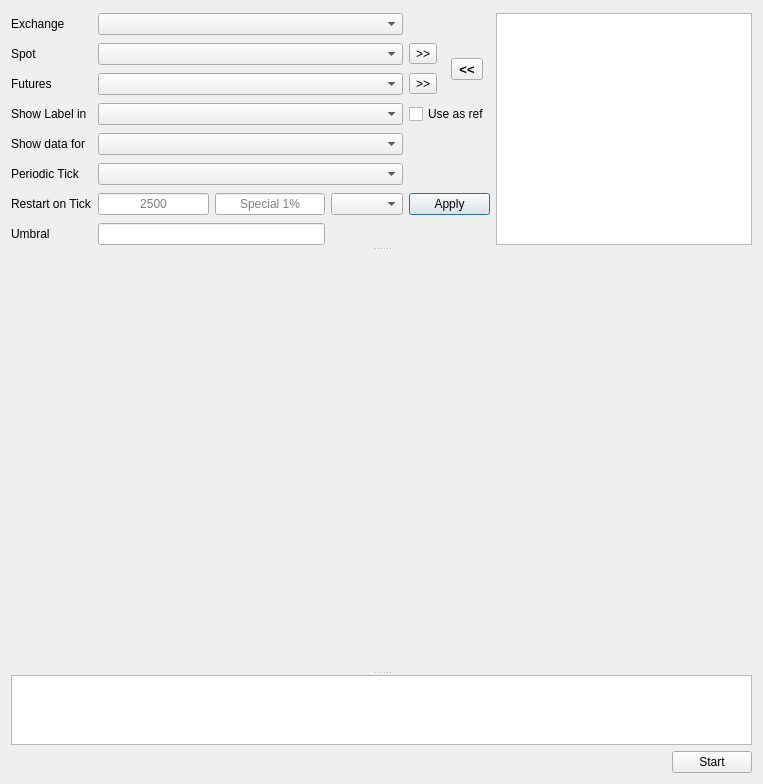
Above: ui/maindialog.ui from iamOgunyinka/octo-broccoli before the change. Below: the same form after it.
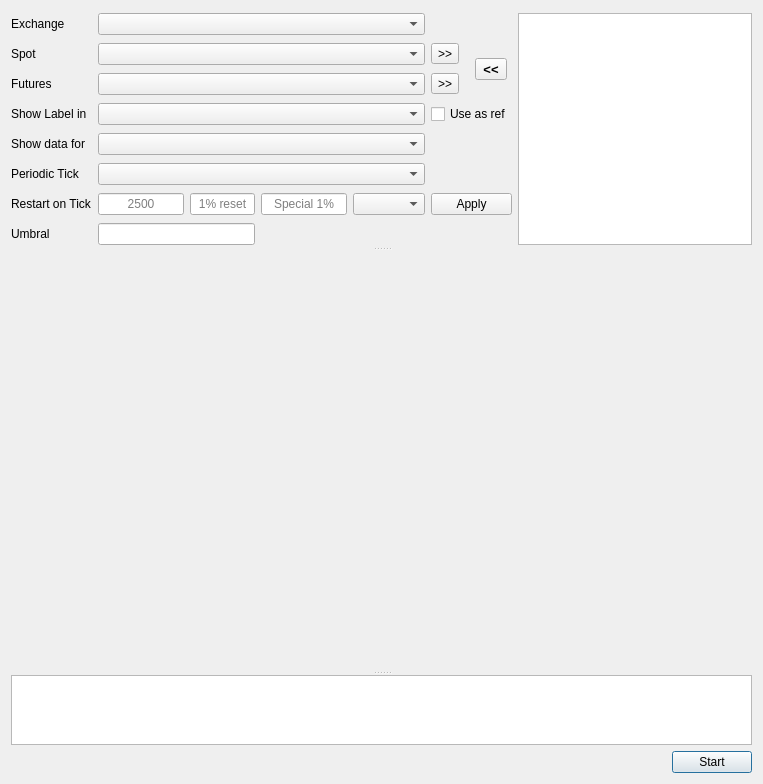
That is the form after the change. Custom widgets are drawn as their Qt base class.

```diff
--- a/ui/maindialog.ui
+++ b/ui/maindialog.ui
@@ -14,6 +14,26 @@
    <string>Korrelator</string>
   </property>
   <layout class="QGridLayout" name="gridLayout_2">
+   <item row="1" column="0">
+    <spacer name="horizontalSpacer">
+     <property name="orientation">
+      <enum>Qt::Horizontal</enum>
+     </property>
+     <property name="sizeHint" stdset="0">
+      <size>
+       <width>642</width>
+       <height>20</height>
+      </size>
+     </property>
+    </spacer>
+   </item>
+   <item row="1" column="1">
+    <widget class="QPushButton" name="startButton">
+     <property name="text">
+      <string>Start</string>
+     </property>
+    </widget>
+   </item>
    <item row="0" column="0" colspan="2">
     <widget class="QSplitter" name="splitter_2">
      <property name="orientation">
@@ -21,17 +41,7 @@
      </property>
      <widget class="QWidget" name="layoutWidget">
       <layout class="QGridLayout" name="gridLayout">
-       <item row="6" column="3" colspan="2">
-        <widget class="QComboBox" name="restartTickCombo"/>
-       </item>
-       <item row="4" column="0">
-        <widget class="QLabel" name="label_4">
-         <property name="text">
-          <string>Show data for</string>
-         </property>
-        </widget>
-       </item>
-       <item row="6" column="2">
+       <item row="6" column="4">
         <widget class="QLineEdit" name="specialLine">
          <property name="alignment">
           <set>Qt::AlignCenter</set>
@@ -41,6 +51,27 @@
          </property>
         </widget>
        </item>
+       <item row="1" column="8">
+        <widget class="QToolButton" name="spotNextButton">
+         <property name="text">
+          <string>&gt;&gt;</string>
+         </property>
+        </widget>
+       </item>
+       <item row="7" column="1" colspan="3">
+        <widget class="QLineEdit" name="umbralLine">
+         <property name="alignment">
+          <set>Qt::AlignCenter</set>
+         </property>
+        </widget>
+       </item>
+       <item row="5" column="0">
+        <widget class="QLabel" name="label_5">
+         <property name="text">
+          <string>Periodic Tick</string>
+         </property>
+        </widget>
+       </item>
        <item row="6" column="1">
         <widget class="QLineEdit" name="restartTickLine">
          <property name="alignment">
@@ -51,14 +82,7 @@
          </property>
         </widget>
        </item>
-       <item row="6" column="0">
-        <widget class="QLabel" name="label_6">
-         <property name="text">
-          <string>Restart on Tick</string>
-         </property>
-        </widget>
-       </item>
-       <item row="1" column="1" colspan="4">
+       <item row="1" column="1" colspan="6">
         <widget class="QComboBox" name="spotCombo">
          <property name="minimumSize">
           <size>
@@ -68,41 +92,13 @@
          </property>
         </widget>
        </item>
-       <item row="2" column="0">
-        <widget class="QLabel" name="label_2">
-         <property name="text">
-          <string>Futures</string>
-         </property>
-        </widget>
+       <item row="5" column="1" colspan="6">
+        <widget class="QComboBox" name="timerTickCombo"/>
        </item>
-       <item row="3" column="1" colspan="4">
-        <widget class="QComboBox" name="legendPositionCombo"/>
+       <item row="0" column="10" rowspan="8">
+        <widget class="QListWidget" name="tokenListWidget"/>
        </item>
-       <item row="2" column="1" colspan="4">
-        <widget class="QComboBox" name="futuresCombo">
-         <property name="minimumSize">
-          <size>
-           <width>150</width>
-           <height>0</height>
-          </size>
-         </property>
-        </widget>
-       </item>
-       <item row="6" column="5" colspan="2">
-        <widget class="QPushButton" name="applyButton">
-         <property name="text">
-          <string>Apply</string>
-         </property>
-        </widget>
-       </item>
-       <item row="3" column="5" colspan="2">
-        <widget class="QCheckBox" name="refCheckBox">
-         <property name="text">
-          <string>Use as ref</string>
-         </property>
-        </widget>
-       </item>
-       <item row="1" column="6" rowspan="2">
+       <item row="1" column="9" rowspan="2">
         <widget class="QToolButton" name="spotPrevButton">
          <property name="font">
           <font>
@@ -115,13 +111,6 @@
          </property>
         </widget>
        </item>
-       <item row="7" column="0">
-        <widget class="QLabel" name="label_7">
-         <property name="text">
-          <string>Umbral</string>
-         </property>
-        </widget>
-       </item>
        <item row="1" column="0">
         <widget class="QLabel" name="label">
          <property name="text">
@@ -129,50 +118,23 @@
          </property>
         </widget>
        </item>
-       <item row="1" column="5">
-        <widget class="QToolButton" name="spotNextButton">
+       <item row="7" column="0">
+        <widget class="QLabel" name="label_7">
          <property name="text">
-          <string>&gt;&gt;</string>
+          <string>Umbral</string>
          </property>
         </widget>
        </item>
-       <item row="7" column="1" colspan="2">
-        <widget class="QLineEdit" name="umbralLine">
-         <property name="alignment">
-          <set>Qt::AlignCenter</set>
-         </property>
-        </widget>
+       <item row="3" column="1" colspan="6">
+        <widget class="QComboBox" name="legendPositionCombo"/>
        </item>
-       <item row="5" column="0">
-        <widget class="QLabel" name="label_5">
-         <property name="text">
-          <string>Periodic Tick</string>
-         </property>
-        </widget>
-       </item>
-       <item row="3" column="0">
-        <widget class="QLabel" name="label_3">
-         <property name="text">
-          <string>Show Label in</string>
-         </property>
-        </widget>
-       </item>
-       <item row="4" column="1" colspan="4">
-        <widget class="QComboBox" name="selectionCombo"/>
-       </item>
-       <item row="5" column="1" colspan="4">
-        <widget class="QComboBox" name="timerTickCombo"/>
-       </item>
-       <item row="2" column="5">
+       <item row="2" column="8">
         <widget class="QToolButton" name="futuresNextButton">
          <property name="text">
           <string>&gt;&gt;</string>
          </property>
         </widget>
        </item>
-       <item row="0" column="1" colspan="4">
-        <widget class="QComboBox" name="exchangeCombo"/>
-       </item>
        <item row="0" column="0">
         <widget class="QLabel" name="label_8">
          <property name="text">
@@ -180,8 +142,76 @@
          </property>
         </widget>
        </item>
-       <item row="0" column="7" rowspan="8">
-        <widget class="QListWidget" name="tokenListWidget"/>
+       <item row="6" column="2" colspan="2">
+        <widget class="QLineEdit" name="resetPercentageLine">
+         <property name="alignment">
+          <set>Qt::AlignCenter</set>
+         </property>
+         <property name="placeholderText">
+          <string>1% reset</string>
+         </property>
+        </widget>
+       </item>
+       <item row="4" column="0">
+        <widget class="QLabel" name="label_4">
+         <property name="text">
+          <string>Show data for</string>
+         </property>
+        </widget>
+       </item>
+       <item row="6" column="0">
+        <widget class="QLabel" name="label_6">
+         <property name="text">
+          <string>Restart on Tick</string>
+         </property>
+        </widget>
+       </item>
+       <item row="2" column="1" colspan="6">
+        <widget class="QComboBox" name="futuresCombo">
+         <property name="minimumSize">
+          <size>
+           <width>150</width>
+           <height>0</height>
+          </size>
+         </property>
+        </widget>
+       </item>
+       <item row="3" column="8" colspan="2">
+        <widget class="QCheckBox" name="refCheckBox">
+         <property name="text">
+          <string>Use as ref</string>
+         </property>
+        </widget>
+       </item>
+       <item row="3" column="0">
+        <widget class="QLabel" name="label_3">
+         <property name="text">
+          <string>Show Label in</string>
+         </property>
+        </widget>
+       </item>
+       <item row="0" column="1" colspan="6">
+        <widget class="QComboBox" name="exchangeCombo"/>
+       </item>
+       <item row="4" column="1" colspan="6">
+        <widget class="QComboBox" name="selectionCombo"/>
+       </item>
+       <item row="2" column="0">
+        <widget class="QLabel" name="label_2">
+         <property name="text">
+          <string>Futures</string>
+         </property>
+        </widget>
+       </item>
+       <item row="6" column="5" colspan="2">
+        <widget class="QComboBox" name="restartTickCombo"/>
+       </item>
+       <item row="6" column="8" colspan="2">
+        <widget class="QPushButton" name="applyButton">
+         <property name="text">
+          <string>Apply</string>
+         </property>
+        </widget>
        </item>
       </layout>
      </widget>
@@ -201,26 +231,6 @@
      </widget>
     </widget>
    </item>
-   <item row="1" column="0">
-    <spacer name="horizontalSpacer">
-     <property name="orientation">
-      <enum>Qt::Horizontal</enum>
-     </property>
-     <property name="sizeHint" stdset="0">
-      <size>
-       <width>642</width>
-       <height>20</height>
-      </size>
-     </property>
-    </spacer>
-   </item>
-   <item row="1" column="1">
-    <widget class="QPushButton" name="startButton">
-     <property name="text">
-      <string>Start</string>
-     </property>
-    </widget>
-   </item>
   </layout>
  </widget>
  <customwidgets>
```
Left out of the diff: 8 changed lines with no effect on the pictures.
